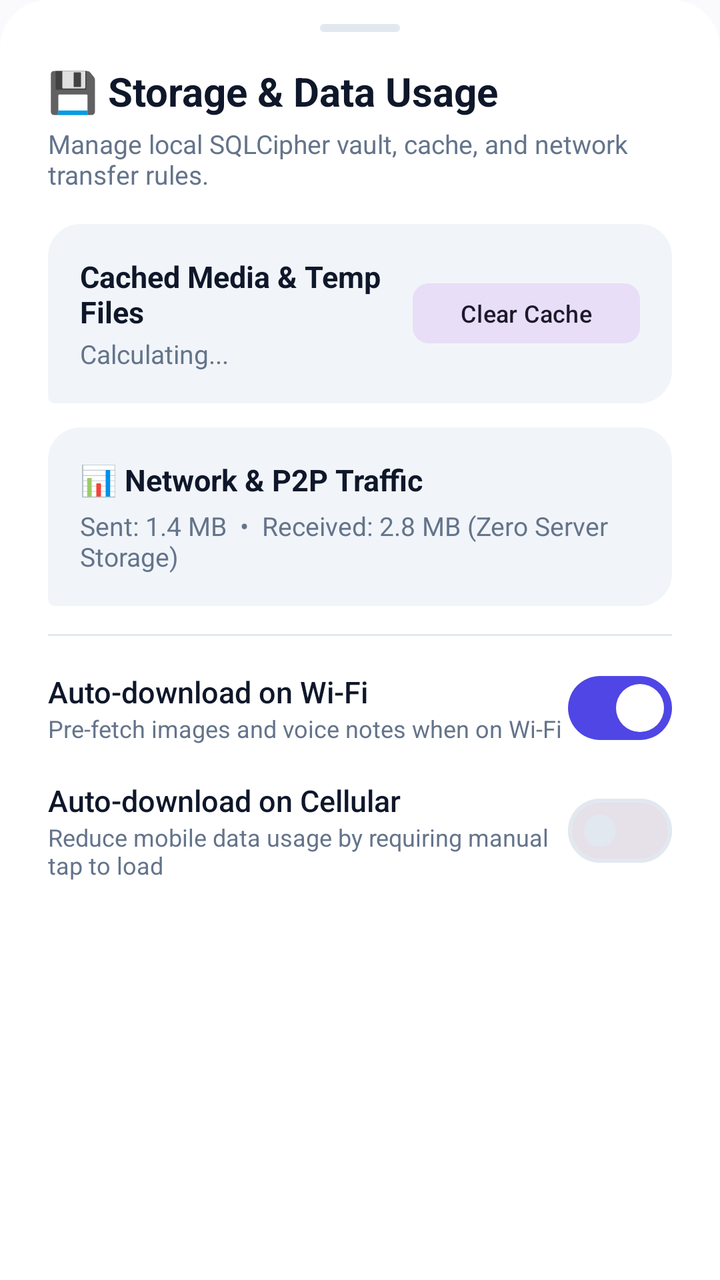
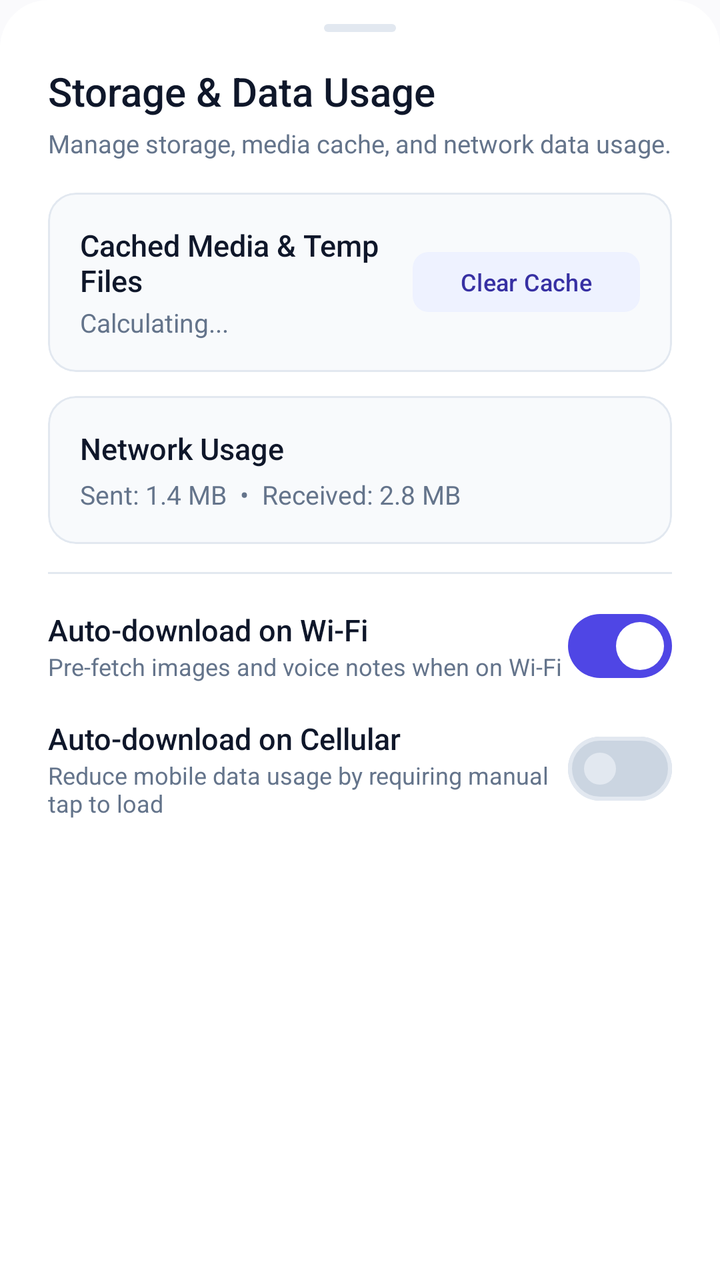

Compare the two renders of this Android layout. The source of the first and the diff that turns it into the second are given below.
<!-- AndroidManifest.xml: application theme Theme.VEIL -->
<!-- res/layout/dialog_storage_settings.xml -->
<?xml version="1.0" encoding="utf-8"?>
<LinearLayout xmlns:android="http://schemas.android.com/apk/res/android"
    xmlns:app="http://schemas.android.com/apk/res-auto"
    android:layout_width="match_parent"
    android:layout_height="wrap_content"
    android:background="@drawable/bg_bottom_sheet_modern"
    android:orientation="vertical"
    android:paddingStart="24dp"
    android:paddingTop="12dp"
    android:paddingEnd="24dp"
    android:paddingBottom="28dp">

    
    <View
        android:layout_width="40dp"
        android:layout_height="4dp"
        android:layout_gravity="center_horizontal"
        android:layout_marginBottom="16dp"
        android:background="@drawable/bg_attach_item"
        android:backgroundTint="@color/colorOutline" />

    <TextView
        android:layout_width="wrap_content"
        android:layout_height="wrap_content"
        android:text="💾 Storage &amp; Data Usage"
        android:textColor="@color/colorTextPrimary"
        android:textSize="20sp"
        android:textStyle="bold" />

    <TextView
        android:layout_width="wrap_content"
        android:layout_height="wrap_content"
        android:layout_marginTop="4dp"
        android:layout_marginBottom="16dp"
        android:text="Manage local SQLCipher vault, cache, and network transfer rules."
        android:textColor="@color/colorTextSecondary"
        android:textSize="13sp" />

    
    <LinearLayout
        android:layout_width="match_parent"
        android:layout_height="wrap_content"
        android:background="@drawable/bg_message_received"
        android:backgroundTint="@color/colorSurfaceVariant"
        android:gravity="center_vertical"
        android:orientation="horizontal"
        android:padding="16dp"
        android:layout_marginBottom="12dp">

        <LinearLayout
            android:layout_width="0dp"
            android:layout_height="wrap_content"
            android:layout_weight="1"
            android:orientation="vertical">

            <TextView
                android:layout_width="wrap_content"
                android:layout_height="wrap_content"
                android:text="Cached Media &amp; Temp Files"
                android:textColor="@color/colorTextPrimary"
                android:textSize="15sp"
                android:textStyle="bold" />

            <TextView
                android:id="@+id/tvCacheSize"
                android:layout_width="wrap_content"
                android:layout_height="wrap_content"
                android:layout_marginTop="2dp"
                android:text="Calculating..."
                android:textColor="@color/colorTextSecondary"
                android:textSize="13sp" />
        </LinearLayout>

        <com.google.android.material.button.MaterialButton
            android:id="@+id/btnClearCache"
            style="@style/Widget.Material3.Button.TonalButton"
            android:layout_width="wrap_content"
            android:layout_height="38dp"
            android:text="Clear Cache"
            android:textSize="12sp"
            app:cornerRadius="8dp" />
    </LinearLayout>

    
    <LinearLayout
        android:layout_width="match_parent"
        android:layout_height="wrap_content"
        android:background="@drawable/bg_message_received"
        android:backgroundTint="@color/colorSurfaceVariant"
        android:orientation="vertical"
        android:padding="16dp"
        android:layout_marginBottom="14dp">

        <TextView
            android:layout_width="wrap_content"
            android:layout_height="wrap_content"
            android:text="📊 Network &amp; P2P Traffic"
            android:textColor="@color/colorTextPrimary"
            android:textSize="15sp"
            android:textStyle="bold"
            android:layout_marginBottom="4dp" />

        <TextView
            android:id="@+id/tvNetworkTraffic"
            android:layout_width="wrap_content"
            android:layout_height="wrap_content"
            android:text="Sent: 1.4 MB  •  Received: 2.8 MB (Zero Server Storage)"
            android:textColor="@color/colorTextSecondary"
            android:textSize="13sp" />
    </LinearLayout>

    <View
        android:layout_width="match_parent"
        android:layout_height="1dp"
        android:background="@color/colorOutline"
        android:layout_marginBottom="12dp" />

    
    <LinearLayout
        android:layout_width="match_parent"
        android:layout_height="wrap_content"
        android:gravity="center_vertical"
        android:orientation="horizontal"
        android:layout_marginBottom="12dp">

        <LinearLayout
            android:layout_width="0dp"
            android:layout_height="wrap_content"
            android:layout_weight="1"
            android:orientation="vertical">

            <TextView
                android:layout_width="wrap_content"
                android:layout_height="wrap_content"
                android:text="Auto-download on Wi-Fi"
                android:textColor="@color/colorTextPrimary"
                android:textSize="15sp"
                android:fontFamily="sans-serif-medium" />

            <TextView
                android:layout_width="wrap_content"
                android:layout_height="wrap_content"
                android:text="Pre-fetch images and voice notes when on Wi-Fi"
                android:textColor="@color/colorTextSecondary"
                android:textSize="12sp" />
        </LinearLayout>

        <com.google.android.material.materialswitch.MaterialSwitch
            android:id="@+id/switchAutoDownloadWifi"
            android:layout_width="wrap_content"
            android:layout_height="wrap_content"
            android:checked="true" />
    </LinearLayout>

    
    <LinearLayout
        android:layout_width="match_parent"
        android:layout_height="wrap_content"
        android:gravity="center_vertical"
        android:orientation="horizontal">

        <LinearLayout
            android:layout_width="0dp"
            android:layout_height="wrap_content"
            android:layout_weight="1"
            android:orientation="vertical">

            <TextView
                android:layout_width="wrap_content"
                android:layout_height="wrap_content"
                android:text="Auto-download on Cellular"
                android:textColor="@color/colorTextPrimary"
                android:textSize="15sp"
                android:fontFamily="sans-serif-medium" />

            <TextView
                android:layout_width="wrap_content"
                android:layout_height="wrap_content"
                android:text="Reduce mobile data usage by requiring manual tap to load"
                android:textColor="@color/colorTextSecondary"
                android:textSize="12sp" />
        </LinearLayout>

        <com.google.android.material.materialswitch.MaterialSwitch
            android:id="@+id/switchAutoDownloadCellular"
            android:layout_width="wrap_content"
            android:layout_height="wrap_content"
            android:checked="false" />
    </LinearLayout>

</LinearLayout>
<!-- resources referenced by this layout -->
<resources>
  <color name="colorOutline">#E2E8F0</color>
  <color name="colorSurfaceVariant">#F1F5F9</color>
  <color name="colorTextPrimary">#0F172A</color>
  <color name="colorTextSecondary">#64748B</color>
  <!-- drawable bg_attach_item (drawable) -->
  <?xml version="1.0" encoding="utf-8"?>
  <shape xmlns:android="http://schemas.android.com/apk/res/android"
      android:shape="rectangle">
      <corners android:radius="18dp" />
      <solid android:color="@color/colorSurfaceVariant" />
  </shape>
  <!-- drawable bg_message_received (drawable) -->
  <?xml version="1.0" encoding="utf-8"?>
  <shape xmlns:android="http://schemas.android.com/apk/res/android">
      <solid android:color="@color/message_bubble_received" />
      <corners
          android:topLeftRadius="16dp"
          android:topRightRadius="16dp"
          android:bottomLeftRadius="3dp"
          android:bottomRightRadius="16dp" />
      <stroke
          android:width="0.8dp"
          android:color="@color/colorOutline" />
  </shape>
  <color name="colorSurface">#FFFFFF</color>
  <color name="message_bubble_received">#FFFFFF</color>
  <style name="Base.Theme.VEIL" parent="Theme.Material3.DayNight.NoActionBar">
          <item name="android:statusBarColor">@android:color/transparent</item>
          <item name="android:navigationBarColor">@android:color/transparent</item>
          <item name="android:windowLightStatusBar" tools:targetApi="m">true</item>
          <item name="colorPrimary">@color/colorPrimary</item>
          <item name="colorOnPrimary">@color/colorOnPrimary</item>
          <item name="colorPrimaryContainer">@color/colorPrimaryContainer</item>
          <item name="colorOnPrimaryContainer">@color/colorOnPrimaryContainer</item>
          <item name="colorSurface">@color/colorSurface</item>
          <item name="colorSurfaceVariant">@color/colorSurfaceVariant</item>
          <item name="colorOutline">@color/colorOutline</item>
          <item name="android:colorBackground">@color/colorBackground</item>
          <item name="bottomSheetDialogTheme">@style/ModernBottomSheetDialogTheme</item>
      </style>
  <color name="colorPrimary">#4F46E5</color>
  <color name="colorOnPrimary">#FFFFFF</color>
  <color name="colorPrimaryContainer">#EEF2FF</color>
  <color name="colorOnPrimaryContainer">#3730A3</color>
  <color name="colorBackground">#FAFAFC</color>
  <!-- unchanged entries left out for length: 4 -->
</resources>

<!-- the commit's change to res/layout/dialog_storage_settings.xml (unified diff, before → after) -->
@@ -12,102 +12,117 @@
 
     
     <View
-        android:layout_width="40dp"
+        android:layout_width="36dp"
         android:layout_height="4dp"
         android:layout_gravity="center_horizontal"
         android:layout_marginBottom="16dp"
-        android:background="@drawable/bg_attach_item"
-        android:backgroundTint="@color/colorOutline" />
+        android:background="@drawable/bg_persona_drag_handle" />
 
     <TextView
         android:layout_width="wrap_content"
         android:layout_height="wrap_content"
-        android:text="💾 Storage &amp; Data Usage"
+        android:text="Storage &amp; Data Usage"
         android:textColor="@color/colorTextPrimary"
         android:textSize="20sp"
-        android:textStyle="bold" />
+        android:fontFamily="sans-serif-medium" />
 
     <TextView
         android:layout_width="wrap_content"
         android:layout_height="wrap_content"
         android:layout_marginTop="4dp"
         android:layout_marginBottom="16dp"
-        android:text="Manage local SQLCipher vault, cache, and network transfer rules."
+        android:text="Manage storage, media cache, and network data usage."
         android:textColor="@color/colorTextSecondary"
-        android:textSize="13sp" />
-
-    
-    <LinearLayout
-        android:layout_width="match_parent"
-        android:layout_height="wrap_content"
-        android:background="@drawable/bg_message_received"
-        android:backgroundTint="@color/colorSurfaceVariant"
-        android:gravity="center_vertical"
-        android:orientation="horizontal"
-        android:padding="16dp"
+        android:textSize="12.5sp" />
+
+    
+    <com.google.android.material.card.MaterialCardView
+        android:layout_width="match_parent"
+        android:layout_height="wrap_content"
+        app:cardCornerRadius="14dp"
+        app:cardElevation="0dp"
+        app:strokeWidth="1dp"
+        app:strokeColor="@color/colorOutline"
+        app:cardBackgroundColor="@color/colorSurfaceContainerLow"
         android:layout_marginBottom="12dp">
 
         <LinearLayout
-            android:layout_width="0dp"
-            android:layout_height="wrap_content"
-            android:layout_weight="1"
-            android:orientation="vertical">
-
-            <TextView
-                android:layout_width="wrap_content"
-                android:layout_height="wrap_content"
-                android:text="Cached Media &amp; Temp Files"
+            android:layout_width="match_parent"
+            android:layout_height="wrap_content"
+            android:gravity="center_vertical"
+            android:orientation="horizontal"
+            android:padding="16dp">
+
+            <LinearLayout
+                android:layout_width="0dp"
+                android:layout_height="wrap_content"
+                android:layout_weight="1"
+                android:orientation="vertical">
+
+                <TextView
+                    android:layout_width="wrap_content"
+                    android:layout_height="wrap_content"
+                    android:text="Cached Media &amp; Temp Files"
+                    android:textColor="@color/colorTextPrimary"
+                    android:textSize="15sp"
+                    android:fontFamily="sans-serif-medium" />
+
+                <TextView
+                    android:id="@+id/tvCacheSize"
+                    android:layout_width="wrap_content"
+                    android:layout_height="wrap_content"
+                    android:layout_marginTop="2dp"
+                    android:text="Calculating..."
+                    android:textColor="@color/colorTextSecondary"
+                    android:textSize="13sp" />
+            </LinearLayout>
+
+            <com.google.android.material.button.MaterialButton
+                android:id="@+id/btnClearCache"
+                style="@style/Widget.Material3.Button.TonalButton"
+                android:layout_width="wrap_content"
+                android:layout_height="38dp"
+                android:text="Clear Cache"
+                android:textSize="12sp"
+                app:cornerRadius="8dp" />
+        </LinearLayout>
+    </com.google.android.material.card.MaterialCardView>
+
+    
+    <com.google.android.material.card.MaterialCardView
+        android:layout_width="match_parent"
+        android:layout_height="wrap_content"
+        app:cardCornerRadius="14dp"
+        app:cardElevation="0dp"
+        app:strokeWidth="1dp"
+        app:strokeColor="@color/colorOutline"
+        app:cardBackgroundColor="@color/colorSurfaceContainerLow"
+        android:layout_marginBottom="14dp">
+
+        <LinearLayout
+            android:layout_width="match_parent"
+            android:layout_height="wrap_content"
+            android:orientation="vertical"
+            android:padding="16dp">
+
+            <TextView
+                android:layout_width="wrap_content"
+                android:layout_height="wrap_content"
+                android:text="Network Usage"
                 android:textColor="@color/colorTextPrimary"
                 android:textSize="15sp"
-                android:textStyle="bold" />
-
-            <TextView
-                android:id="@+id/tvCacheSize"
-                android:layout_width="wrap_content"
-                android:layout_height="wrap_content"
-                android:layout_marginTop="2dp"
-                android:text="Calculating..."
+                android:fontFamily="sans-serif-medium"
+                android:layout_marginBottom="4dp" />
+
+            <TextView
+                android:id="@+id/tvNetworkTraffic"
+                android:layout_width="wrap_content"
+                android:layout_height="wrap_content"
+                android:text="Sent: 1.4 MB  •  Received: 2.8 MB"
                 android:textColor="@color/colorTextSecondary"
                 android:textSize="13sp" />
         </LinearLayout>
-
-        <com.google.android.material.button.MaterialButton
-            android:id="@+id/btnClearCache"
-            style="@style/Widget.Material3.Button.TonalButton"
-            android:layout_width="wrap_content"
-            android:layout_height="38dp"
-            android:text="Clear Cache"
-            android:textSize="12sp"
-            app:cornerRadius="8dp" />
-    </LinearLayout>
-
-    
-    <LinearLayout
-        android:layout_width="match_parent"
-        android:layout_height="wrap_content"
-        android:background="@drawable/bg_message_received"
-        android:backgroundTint="@color/colorSurfaceVariant"
-        android:orientation="vertical"
-        android:padding="16dp"
-        android:layout_marginBottom="14dp">
-
-        <TextView
-            android:layout_width="wrap_content"
-            android:layout_height="wrap_content"
-            android:text="📊 Network &amp; P2P Traffic"
-            android:textColor="@color/colorTextPrimary"
-            android:textSize="15sp"
-            android:textStyle="bold"
-            android:layout_marginBottom="4dp" />
-
-        <TextView
-            android:id="@+id/tvNetworkTraffic"
-            android:layout_width="wrap_content"
-            android:layout_height="wrap_content"
-            android:text="Sent: 1.4 MB  •  Received: 2.8 MB (Zero Server Storage)"
-            android:textColor="@color/colorTextSecondary"
-            android:textSize="13sp" />
-    </LinearLayout>
+    </com.google.android.material.card.MaterialCardView>
 
     <View
         android:layout_width="match_parent"
<!-- resource entries referenced after the edit -->
@@ -1,31 +1,25 @@
 <!-- resources referenced by this layout -->
 <resources>
   <color name="colorOutline">#E2E8F0</color>
+  <color name="colorSurfaceContainerLow">#F8FAFC</color>
   <color name="colorSurfaceVariant">#F1F5F9</color>
+  <color name="colorOnSurfaceVariant">#475569</color>
+  <color name="colorSurfaceDim">#E2E8F0</color>
+  <color name="colorSurfaceBright">#FFFFFF</color>
+  <color name="colorSurfaceContainerLowest">#FFFFFF</color>
+  <color name="colorSurfaceContainer">#F1F5F9</color>
+  <color name="colorSurfaceContainerHigh">#E2E8F0</color>
+  <color name="colorSurfaceContainerHighest">#CBD5E1</color>
   <color name="colorTextPrimary">#0F172A</color>
   <color name="colorTextSecondary">#64748B</color>
-  <!-- drawable bg_attach_item (drawable) -->
+  <!-- drawable bg_persona_drag_handle (drawable) -->
   <?xml version="1.0" encoding="utf-8"?>
   <shape xmlns:android="http://schemas.android.com/apk/res/android"
       android:shape="rectangle">
-      <corners android:radius="18dp" />
-      <solid android:color="@color/colorSurfaceVariant" />
-  </shape>
-  <!-- drawable bg_message_received (drawable) -->
-  <?xml version="1.0" encoding="utf-8"?>
-  <shape xmlns:android="http://schemas.android.com/apk/res/android">
-      <solid android:color="@color/message_bubble_received" />
-      <corners
-          android:topLeftRadius="16dp"
-          android:topRightRadius="16dp"
-          android:bottomLeftRadius="3dp"
-          android:bottomRightRadius="16dp" />
-      <stroke
-          android:width="0.8dp"
-          android:color="@color/colorOutline" />
+      <solid android:color="@color/colorOutline" />
+      <corners android:radius="2dp" />
   </shape>
   <color name="colorSurface">#FFFFFF</color>
-  <color name="message_bubble_received">#FFFFFF</color>
   <style name="Base.Theme.VEIL" parent="Theme.Material3.DayNight.NoActionBar">
           <item name="android:statusBarColor">@android:color/transparent</item>
           <item name="android:navigationBarColor">@android:color/transparent</item>
@@ -34,8 +28,25 @@
           <item name="colorOnPrimary">@color/colorOnPrimary</item>
           <item name="colorPrimaryContainer">@color/colorPrimaryContainer</item>
           <item name="colorOnPrimaryContainer">@color/colorOnPrimaryContainer</item>
+          <item name="colorSecondary">@color/colorSecondary</item>
+          <item name="colorOnSecondary">@color/colorOnSecondary</item>
+          <item name="colorSecondaryContainer">@color/colorSecondaryContainer</item>
+          <item name="colorOnSecondaryContainer">@color/colorOnSecondaryContainer</item>
+          <item name="colorTertiary">@color/colorTertiary</item>
+          <item name="colorOnTertiary">@color/colorOnTertiary</item>
+          <item name="colorTertiaryContainer">@color/colorTertiaryContainer</item>
+          <item name="colorOnTertiaryContainer">@color/colorOnTertiaryContainer</item>
           <item name="colorSurface">@color/colorSurface</item>
+          <item name="colorOnSurface">@color/colorOnSurface</item>
           <item name="colorSurfaceVariant">@color/colorSurfaceVariant</item>
+          <item name="colorOnSurfaceVariant">@color/colorOnSurfaceVariant</item>
+          <item name="colorSurfaceDim">@color/colorSurfaceDim</item>
+          <item name="colorSurfaceBright">@color/colorSurfaceBright</item>
+          <item name="colorSurfaceContainerLowest">@color/colorSurfaceContainerLowest</item>
+          <item name="colorSurfaceContainerLow">@color/colorSurfaceContainerLow</item>
+          <item name="colorSurfaceContainer">@color/colorSurfaceContainer</item>
+          <item name="colorSurfaceContainerHigh">@color/colorSurfaceContainerHigh</item>
+          <item name="colorSurfaceContainerHighest">@color/colorSurfaceContainerHighest</item>
           <item name="colorOutline">@color/colorOutline</item>
           <item name="android:colorBackground">@color/colorBackground</item>
           <item name="bottomSheetDialogTheme">@style/ModernBottomSheetDialogTheme</item>
@@ -44,6 +55,15 @@
   <color name="colorOnPrimary">#FFFFFF</color>
   <color name="colorPrimaryContainer">#EEF2FF</color>
   <color name="colorOnPrimaryContainer">#3730A3</color>
+  <color name="colorSecondary">#0D9488</color>
+  <color name="colorOnSecondary">#FFFFFF</color>
+  <color name="colorSecondaryContainer">#EEF2FF</color>
+  <color name="colorOnSecondaryContainer">#3730A3</color>
+  <color name="colorTertiary">#06B6D4</color>
+  <color name="colorOnTertiary">#FFFFFF</color>
+  <color name="colorTertiaryContainer">#ECFEFF</color>
+  <color name="colorOnTertiaryContainer">#155E75</color>
+  <color name="colorOnSurface">#0F172A</color>
   <color name="colorBackground">#FAFAFC</color>
   <!-- unchanged entries left out for length: 4 -->
 </resources>
